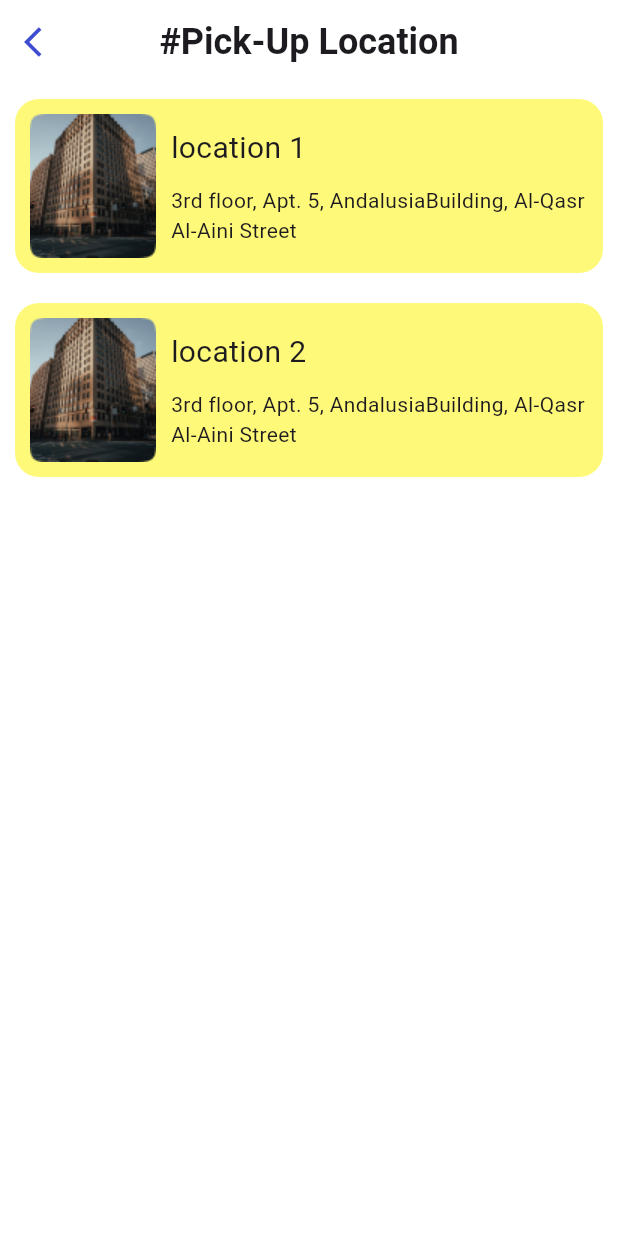
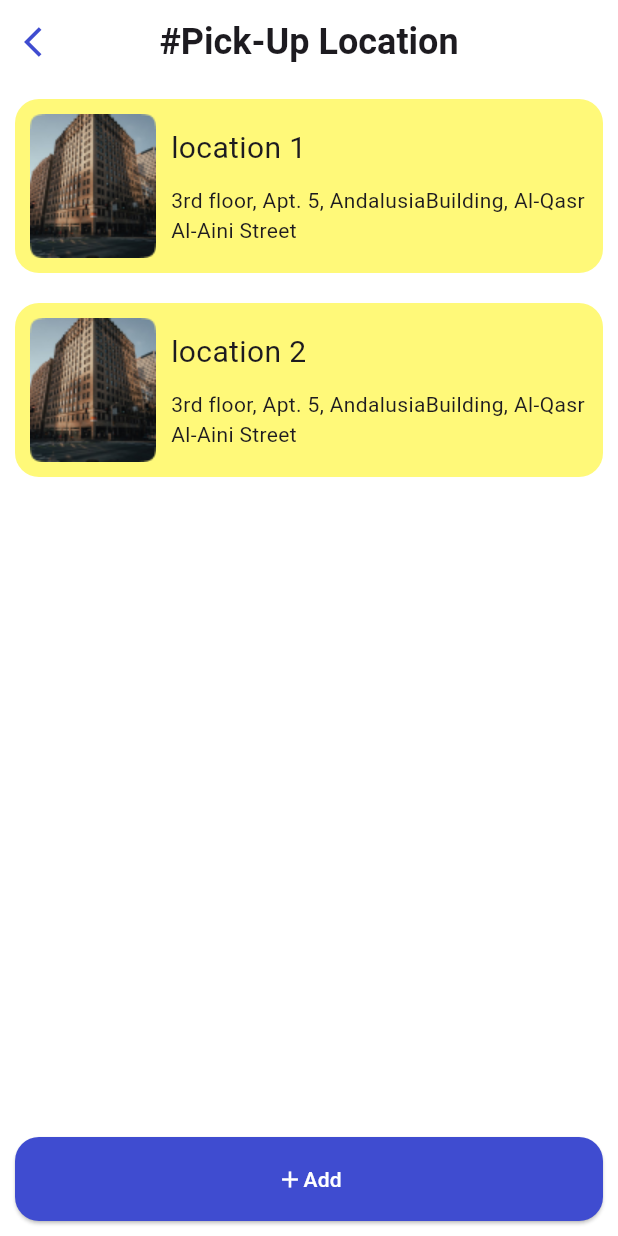
Before and after one commit to Moazzibrahim/transit_station, a Flutter app: the PickupLocationScreen screen opened directly, on a phone screen of 412 x 824 dp. Run offline on Flutter 3.47's test engine with Material 3 defaults, Android fonts, the phone set to English and light mode, and no system bars; our stand-ins replace fl_chart, flutter_screenutil, flutter_svg, pinput, shared_preferences; accounts and stored records are empty; project files that could hold a hidden picture were left out.

Commit message:
pickup location

```diff
--- a/lib/views/admin/screens/pickup_location_screen.dart
+++ b/lib/views/admin/screens/pickup_location_screen.dart
@@ -1,4 +1,6 @@
 import 'package:flutter/material.dart';
+import 'package:transit_station/constants/colors.dart';
+import 'package:transit_station/views/admin/screens/add_pickup_location_screen.dart';
 import 'package:transit_station/views/admin/widgets/pickup_container.dart';
 import 'package:transit_station/views/auth_screens/widgets/build_appbar.dart';
 
@@ -11,18 +13,48 @@ class PickupLocationScreen extends StatelessWidget {
       appBar: buildAppBar(context, '#Pick-Up Location'),
       body: Padding(
         padding: const EdgeInsets.all(10.0),
+        child: Column(
+          children: [
+            Expanded(
               child: ListView(
                 children: const [
                   PickupContainer(
                     image: 'assets/images/location 1.png',
                     title: 'location 1',
-                subtitle:'3rd floor, Apt. 5, AndalusiaBuilding, Al-Qasr Al-Aini Street',
+                    subtitle:
+                        '3rd floor, Apt. 5, AndalusiaBuilding, Al-Qasr Al-Aini Street',
                   ),
-                SizedBox(height: 20,),
+                  SizedBox(
+                    height: 20,
+                  ),
                   PickupContainer(
                     image: 'assets/images/location 1.png',
                     title: 'location 2',
-                subtitle:'3rd floor, Apt. 5, AndalusiaBuilding, Al-Qasr Al-Aini Street',
+                    subtitle:
+                        '3rd floor, Apt. 5, AndalusiaBuilding, Al-Qasr Al-Aini Street',
+                  ),
+                ],
+              ),
+            ),
+            ElevatedButton(
+              onPressed: () {
+                Navigator.of(context).push(
+                  MaterialPageRoute(builder: (ctx)=> const AddPickupLocationScreen())
+                );
+              },
+              style: ElevatedButton.styleFrom(
+                  backgroundColor: defaultColor,
+                  foregroundColor: Colors.white,
+                  shape: RoundedRectangleBorder(
+                    borderRadius: BorderRadius.circular(16),
+                  ),
+                  padding: const EdgeInsets.symmetric(
+                    vertical: 18,
+                  )),
+              child: const Row(
+                mainAxisAlignment: MainAxisAlignment.center,
+                children: [Icon(Icons.add), Text('Add')],
+              ),
             ),
           ],
         ),
```
Lines whose indentation alone changed are shown as unchanged.
